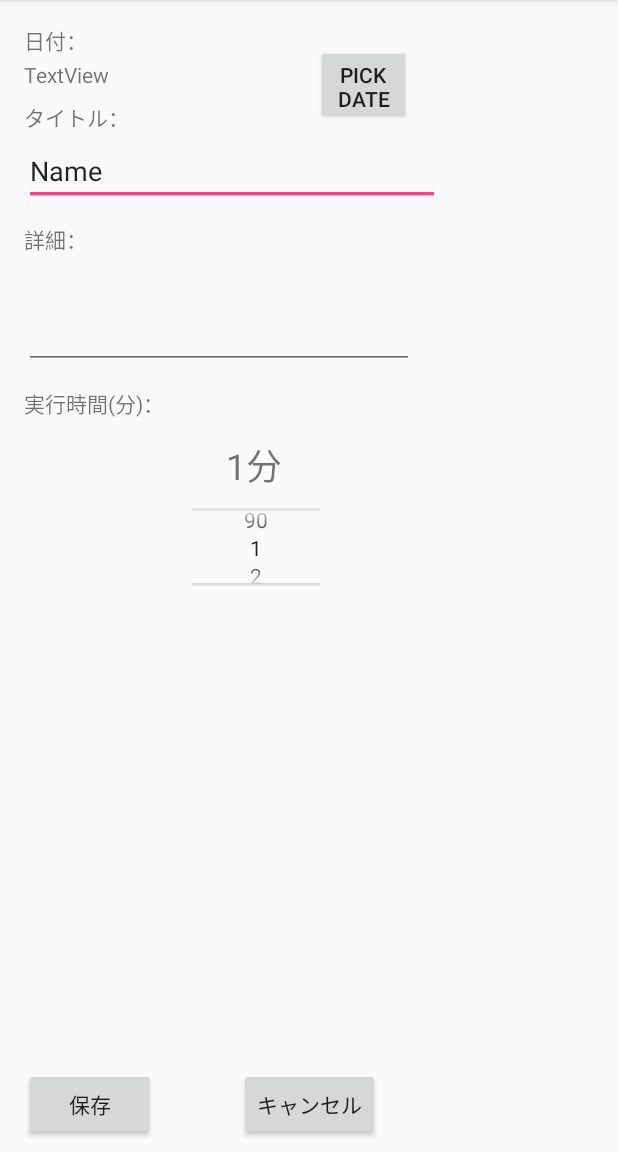
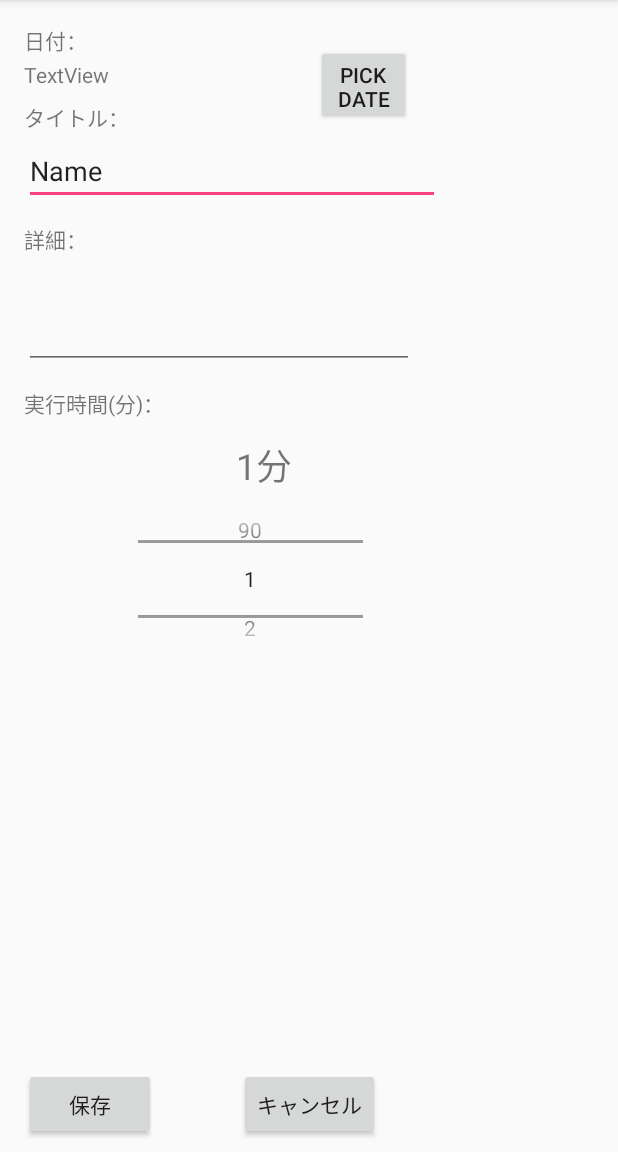
Before and after one commit to RyumaTachikawa/MyScheduler, an Android app: the ScheduleEditActivity screen opened directly, with no data from a screen before it, on a phone screen of 412 x 824 dp, the part 84-1236 px from its top. Run offline under Robolectric (Android 15) with nearby library versions, the phone set to English and light mode, and no system bars; libraries missing offline, so code that uses them is left out: io.realm, io.realm.kotlin; 1 statement that could not run was skipped.

Commit message:
timepicker 削除

```diff
--- a/MyScheduler/app/src/main/java/com/example/g015c1123/myscheduler/ScheduleEditActivity.kt
+++ b/MyScheduler/app/src/main/java/com/example/g015c1123/myscheduler/ScheduleEditActivity.kt
@@ -16,12 +16,11 @@ import java.text.ParseException
 import java.text.SimpleDateFormat
 import java.util.*
 import android.app.DatePickerDialog
-import android.app.TimePickerDialog
 import android.support.v4.app.FragmentActivity
 import android.widget.DatePicker
-import android.widget.TimePicker
 
-class ScheduleEditActivity : AppCompatActivity(), TimePickerDialog.OnTimeSetListener, DatePickerDialog.OnDateSetListener {
+
+class ScheduleEditActivity : AppCompatActivity(), DatePickerDialog.OnDateSetListener {
     private lateinit var realm: Realm
 
     @SuppressLint("RestrictedApi")
@@ -137,19 +136,5 @@ class ScheduleEditActivity : AppCompatActivity(), TimePickerDialog.OnTimeSetList
         newFragment.show(supportFragmentManager, "datePicker")
 
     }
-    override fun onTimeSet(view: TimePicker, hourOfDay: Int, minute: Int) {
 
-        val str = String.format(Locale.US, "%d:%d", hourOfDay, minute)
-
-        // use the plug in of Kotlin Android Extensions
-        textView2.text = str
-
-    }
-
-    // called by Buttton tapping
-    fun showTimalog(v: View) {
-        val newFragment = TimePick()
-        newFragment.show(supportFragmentManager, "timePicker")
-
-    }
 }
--- a/MyScheduler/app/src/main/res/layout/activity_schedule_edit.xml
+++ b/MyScheduler/app/src/main/res/layout/activity_schedule_edit.xml
@@ -122,11 +122,11 @@
 
     <NumberPicker
         android:id="@+id/taskmin"
-        android:layout_width="85dp"
-        android:layout_height="55dp"
+        android:layout_width="150dp"
+        android:layout_height="97dp"
         android:layout_gravity="center"
-        android:layout_marginStart="128dp"
-        android:layout_marginLeft="128dp"
+        android:layout_marginStart="92dp"
+        android:layout_marginLeft="92dp"
         android:layout_marginTop="8dp"
         app:layout_constraintHorizontal_chainStyle="spread_inside"
         app:layout_constraintStart_toStartOf="parent"
```
